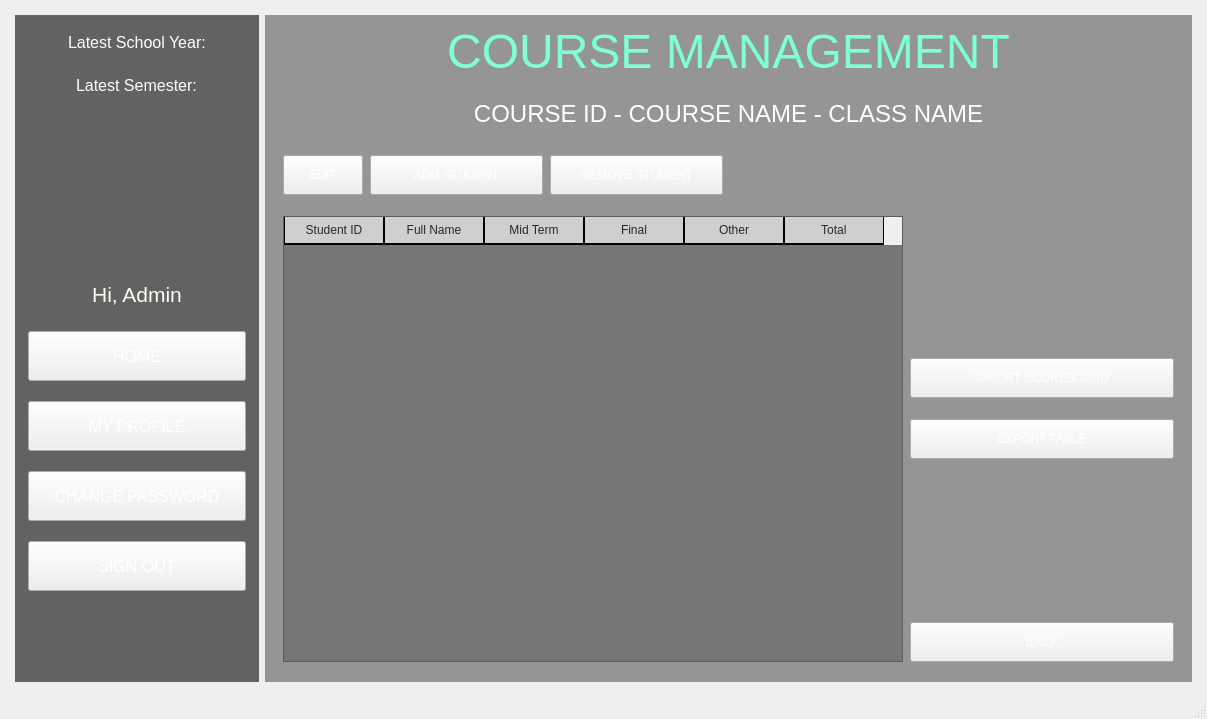
This is StudentManagementSystem/mainwindow.ui in BuhDuy256/Student-Management-GROUP6-KTLT-23CLC03 as Qt 5 draws it before an edit. The edited form follows.
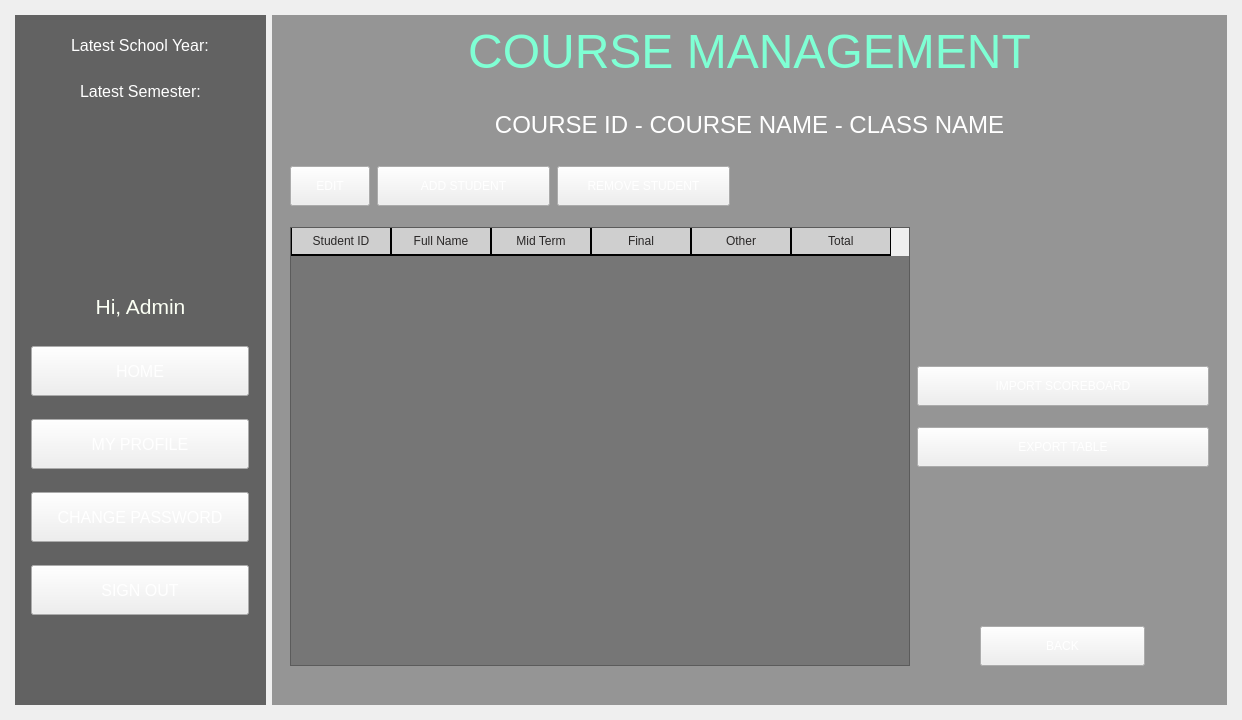
This is the edited form. The open tabs and pages were chosen to show the change. Icons and pictures are not drawn.

What changed in the file:
```diff
--- a/StudentManagementSystem/mainwindow.ui
+++ b/StudentManagementSystem/mainwindow.ui
@@ -6,8 +6,8 @@
    <rect>
     <x>0</x>
     <y>0</y>
-    <width>1207</width>
-    <height>719</height>
+    <width>1242</width>
+    <height>720</height>
    </rect>
   </property>
   <property name="sizePolicy">
@@ -5537,9 +5537,12 @@
                </layout>
               </widget>
               <widget class="QWidget" name="page_4">
-               <layout class="QGridLayout" name="gridLayout_19" columnstretch="1,0,0,0,0,0">
+               <layout class="QGridLayout" name="gridLayout_19" columnstretch="1,1,1,1,1,1">
+                <property name="topMargin">
+                 <number>20</number>
+                </property>
                 <property name="bottomMargin">
-                 <number>11</number>
+                 <number>30</number>
                 </property>
                 <property name="horizontalSpacing">
                  <number>7</number>
@@ -5654,6 +5657,12 @@
                 </item>
                 <item row="3" column="4" colspan="2">
                  <widget class="QPushButton" name="button_importScoreBoard">
+                  <property name="sizePolicy">
+                   <sizepolicy hsizetype="Preferred" vsizetype="Fixed">
+                    <horstretch>0</horstretch>
+                    <verstretch>0</verstretch>
+                   </sizepolicy>
+                  </property>
                   <property name="minimumSize">
                    <size>
                     <width>170</width>
@@ -5677,6 +5686,12 @@
                 </item>
                 <item row="4" column="4" colspan="2">
                  <widget class="QPushButton" name="button_exportTable">
+                  <property name="sizePolicy">
+                   <sizepolicy hsizetype="Preferred" vsizetype="Fixed">
+                    <horstretch>0</horstretch>
+                    <verstretch>0</verstretch>
+                   </sizepolicy>
+                  </property>
                   <property name="minimumSize">
                    <size>
                     <width>0</width>
@@ -5701,7 +5716,7 @@
                 <item row="2" column="0" rowspan="5" colspan="4">
                  <widget class="QTableWidget" name="table_student_2">
                   <property name="sizePolicy">
-                   <sizepolicy hsizetype="Minimum" vsizetype="Minimum">
+                   <sizepolicy hsizetype="Preferred" vsizetype="Minimum">
                     <horstretch>0</horstretch>
                     <verstretch>0</verstretch>
                    </sizepolicy>
@@ -5712,12 +5727,6 @@
                     <height>0</height>
                    </size>
                   </property>
-                  <property name="maximumSize">
-                   <size>
-                    <width>620</width>
-                    <height>16777215</height>
-                   </size>
-                  </property>
                   <property name="styleSheet">
                    <string notr="true">QTableWidget::item {
 	background-color: rgba(118, 118, 118,200);
@@ -5852,11 +5861,17 @@
                   </column>
                  </widget>
                 </item>
-                <item row="6" column="4" colspan="2">
+                <item row="6" column="4" colspan="2" alignment="Qt::AlignHCenter">
                  <widget class="QPushButton" name="button_coursesList">
+                  <property name="sizePolicy">
+                   <sizepolicy hsizetype="Preferred" vsizetype="Fixed">
+                    <horstretch>0</horstretch>
+                    <verstretch>0</verstretch>
+                   </sizepolicy>
+                  </property>
                   <property name="minimumSize">
                    <size>
-                    <width>0</width>
+                    <width>165</width>
                     <height>40</height>
                    </size>
                   </property>
@@ -7667,7 +7682,6 @@
     </item>
    </layout>
   </widget>
-  <widget class="QStatusBar" name="statusBar"/>
  </widget>
  <resources>
   <include location="resourses.qrc"/>
```
Left out of the diff: 18 changed lines with no effect on the pictures.
